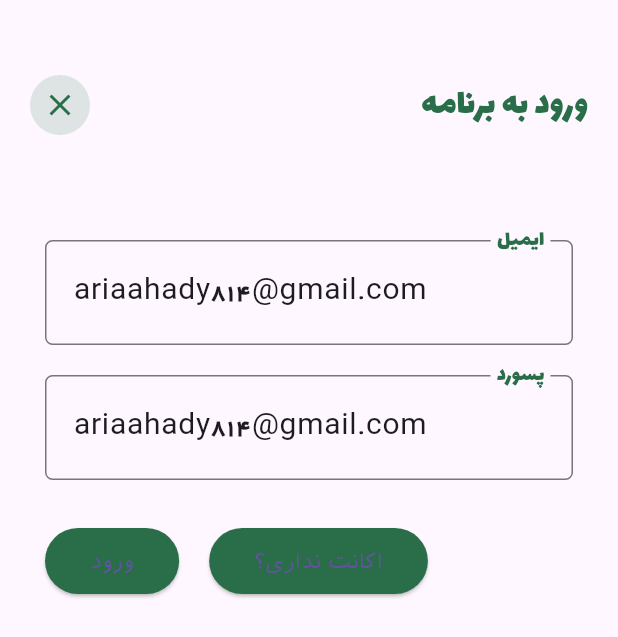
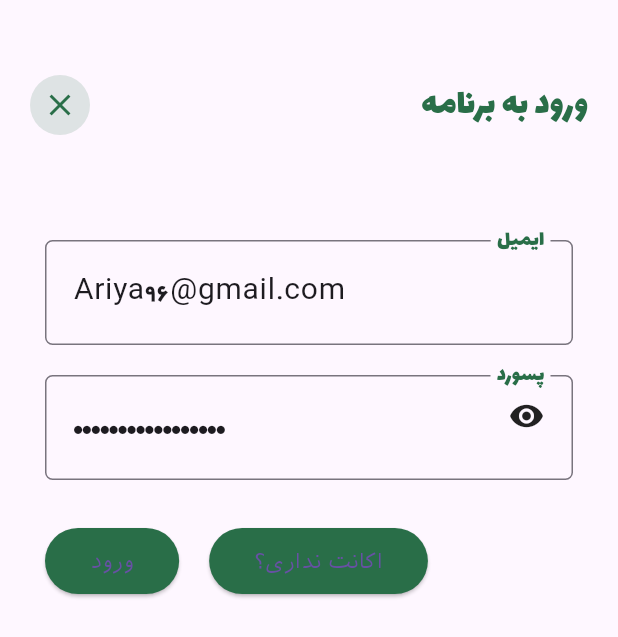
Before and after one commit to AriyaAhadyflutter/wordpresshop, a Flutter app: the Login screen opened directly, on a phone screen of 412 x 824 dp. Shown: the top 637 px of the screen. Run offline on Flutter 3.47's test engine with Material 3 defaults, Android fonts, the phone set to English and light mode, and no system bars; our stand-ins replace animated_bottom_navigation_bar, dio, page_transition, readmore; accounts and stored records are empty; network calls fail.

Commit message:
fix problems

```diff
--- a/lib/api/api_service.dart
+++ b/lib/api/api_service.dart
@@ -149,7 +149,7 @@
     return productcategoryList;
   }
 
-  // نمایش پوست
+  // نمایش پست
 
   Future<List<PostsModel>> getposts() async {
     String productURL = WoocommerceConstants.baseUrlPosts;
--- a/lib/contants/constants.dart
+++ b/lib/contants/constants.dart
@@ -18,8 +18,8 @@
 }
 
 class WoocommerceConstants {
-  static String consumerKey = 'ck_9623c22b9933981f10b3efffa6f6338bf9a162b4';
-  static String consumerSecret = 'cs_81cf01e428fbf3b942e951c116188ffe59453e2f';
+  static String consumerKey = 'ck_7c5551c46861f2ff868544410bc3af022a6a3793';
+  static String consumerSecret = 'cs_185e526bee23cd43e94f76d9612bcf6dd23f9e89';
   // base url
   static String baseUrl = 'https://ahadyariya1387.ir/wp-json/wc/v3/';
   // base url posts
--- a/lib/provider/loader_provider.dart
+++ b/lib/provider/loader_provider.dart
@@ -0,0 +1,11 @@
+import 'package:flutter/material.dart' show ChangeNotifier;
+
+class LoaderProvider extends ChangeNotifier {
+  bool _isApiCalled = false;
+
+  bool get isApiCalled => _isApiCalled;
+  setLoadingStatus(bool status) {
+    _isApiCalled = status;
+    notifyListeners();
+  }
+}
--- a/lib/ui/login/loginpage.dart
+++ b/lib/ui/login/loginpage.dart
@@ -20,12 +20,13 @@
   late ApiService apiService;
   late CustomerModel customerModel;
   bool apiCalled = false;
+  bool hidePassword = true;
 
   GlobalKey<FormState> globalKey = GlobalKey<FormState>();
   TextEditingController email =
-      TextEditingController(text: 'ariaahady814@gmail.com');
+      TextEditingController(text: 'Ariya96@gmail.com');
   TextEditingController password =
-      TextEditingController(text: 'ariaahady814@gmail.com');
+      TextEditingController(text: 'Ariya96@gmail.com');
 
   @override
   void initState() {
@@ -111,6 +112,7 @@
                         Directionality(
                           textDirection: TextDirection.rtl,
                           child: TextFormField(
+                            obscureText: hidePassword,
                             controller: password,
                             keyboardType: TextInputType.emailAddress,
                             cursorColor: MyConstantsSC.primarycolor,
@@ -121,6 +123,22 @@
                             ),
                             textDirection: TextDirection.ltr,
                             decoration: InputDecoration(
+                                prefix: GestureDetector(
+                                  onTap: () {
+                                    setState(() {
+                                      if (hidePassword == true) {
+                                        hidePassword = false;
+                                      } else {
+                                        hidePassword = true;
+                                      }
+                                    });
+                                  },
+                                  child: Icon(
+                                    hidePassword
+                                        ? Icons.visibility
+                                        : Icons.visibility_off,
+                                  ),
+                                ),
                                 errorStyle: const TextStyle(
                                   fontSize: 17,
                                   fontFamily: 'Yekanplus',
```
Also changed, not shown: lib/main.dart (+11 -2 lines), lib/ui/home/homePage.dart (+4 -4 lines), lib/ui/produt_detail/product_detail_page.dart (+19 -3 lines), lib/ui/utils/custom_add.dart (added, +61 -0 lines).
